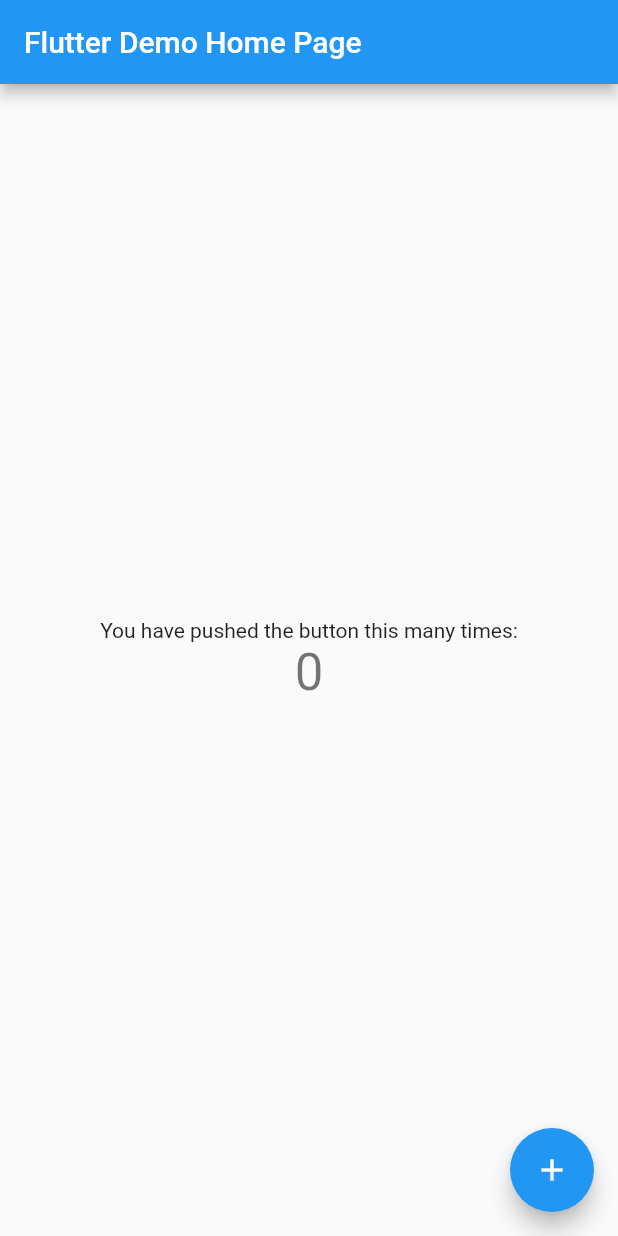
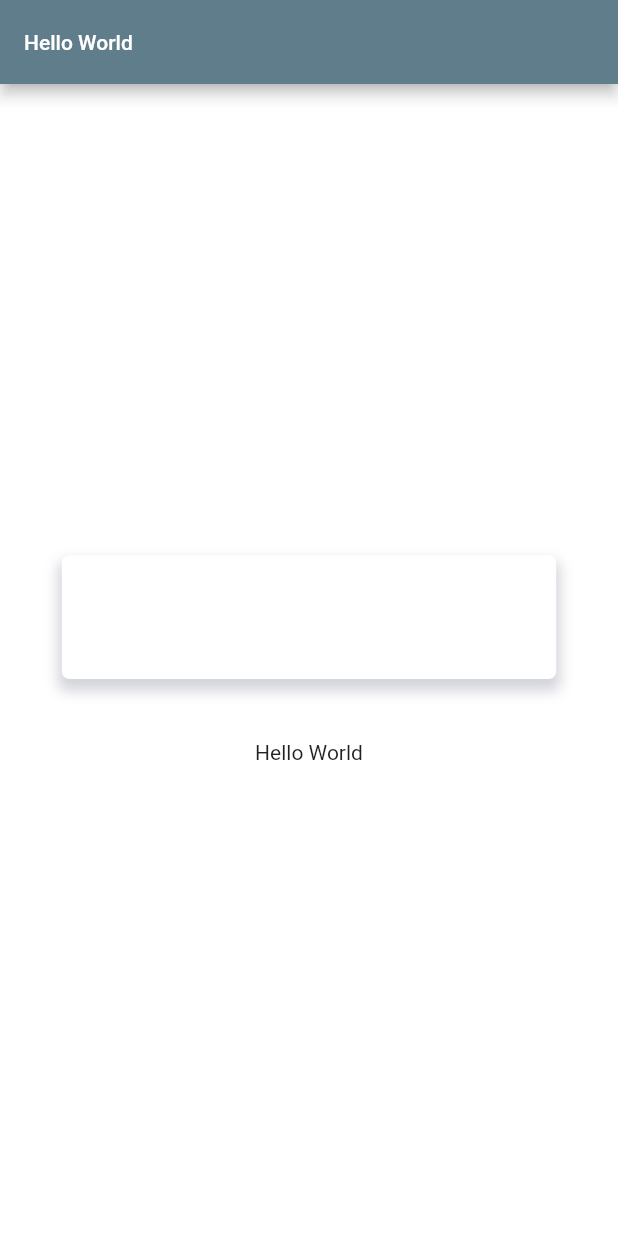
Before and after one commit to Donkelv/adsContainer, a Flutter app: the screen it shows after launch, on a phone screen of 412 x 824 dp. Run offline on Flutter 3.47's test engine with Material 2 defaults, Android fonts, the phone set to English and light mode, and no system bars.

Commit message:
complete design

```diff
--- a/lib/main.dart
+++ b/lib/main.dart
@@ -1,3 +1,4 @@
+import 'package:adscontainer/views/homeScreen.dart';
 import 'package:flutter/material.dart';
 
 void main() {
@@ -9,105 +10,13 @@
   @override
   Widget build(BuildContext context) {
     return MaterialApp(
-      title: 'Flutter Demo',
+      debugShowCheckedModeBanner: false,
+      title: 'Ads Container',
       theme: ThemeData(
-        // This is the theme of your application.
-        //
-        // Try running your application with "flutter run". You'll see the
-        // application has a blue toolbar. Then, without quitting the app, try
-        // changing the primarySwatch below to Colors.green and then invoke
-        // "hot reload" (press "r" in the console where you ran "flutter run",
-        // or simply save your changes to "hot reload" in a Flutter IDE).
-        // Notice that the counter didn't reset back to zero; the application
-        // is not restarted.
-        primarySwatch: Colors.blue,
+
+        primarySwatch:  Colors.blueGrey,
       ),
-      home: MyHomePage(title: 'Flutter Demo Home Page'),
+      home: HomeScreen()
     );
   }
 }
-
-class MyHomePage extends StatefulWidget {
-  MyHomePage({Key key, this.title}) : super(key: key);
-
-  // This widget is the home page of your application. It is stateful, meaning
-  // that it has a State object (defined below) that contains fields that affect
-  // how it looks.
-
-  // This class is the configuration for the state. It holds the values (in this
-  // case the title) provided by the parent (in this case the App widget) and
-  // used by the build method of the State. Fields in a Widget subclass are
-  // always marked "final".
-
-  final String title;
-
-  @override
-  _MyHomePageState createState() => _MyHomePageState();
-}
-
-class _MyHomePageState extends State<MyHomePage> {
-  int _counter = 0;
-
-  void _incrementCounter() {
-    setState(() {
-      // This call to setState tells the Flutter framework that something has
-      // changed in this State, which causes it to rerun the build method below
-      // so that the display can reflect the updated values. If we changed
-      // _counter without calling setState(), then the build method would not be
-      // called again, and so nothing would appear to happen.
-      _counter++;
-    });
-  }
-
-  @override
-  Widget build(BuildContext context) {
-    // This method is rerun every time setState is called, for instance as done
-    // by the _incrementCounter method above.
-    //
-    // The Flutter framework has been optimized to make rerunning build methods
-    // fast, so that you can just rebuild anything that needs updating rather
-    // than having to individually change instances of widgets.
-    return Scaffold(
-      appBar: AppBar(
-        // Here we take the value from the MyHomePage object that was created by
-        // the App.build method, and use it to set our appbar title.
-        title: Text(widget.title),
-      ),
-      body: Center(
-        // Center is a layout widget. It takes a single child and positions it
-        // in the middle of the parent.
-        child: Column(
-          // Column is also a layout widget. It takes a list of children and
-          // arranges them vertically. By default, it sizes itself to fit its
-          // children horizontally, and tries to be as tall as its parent.
-          //
-          // Invoke "debug painting" (press "p" in the console, choose the
-          // "Toggle Debug Paint" action from the Flutter Inspector in Android
-          // Studio, or the "Toggle Debug Paint" command in Visual Studio Code)
-          // to see the wireframe for each widget.
-          //
-          // Column has various properties to control how it sizes itself and
-          // how it positions its children. Here we use mainAxisAlignment to
-          // center the children vertically; the main axis here is the vertical
-          // axis because Columns are vertical (the cross axis would be
-          // horizontal).
-          mainAxisAlignment: MainAxisAlignment.center,
-          children: <Widget>[
-            Text(
-              'You have pushed the button this many times:',
-            ),
-            Text(
-              '$_counter',
-              style: Theme.of(context).textTheme.headline4,
-            ),
-          ],
-        ),
-      ),
-      floatingActionButton: FloatingActionButton(
-        onPressed: _incrementCounter,
-        tooltip: 'Increment',
-        child: Icon(Icons.add),
-      ), // This trailing comma makes auto-formatting nicer for build methods.
-    );
-  }
-}
--- /dev/null
+++ b/lib/views/homeScreen.dart
@@ -0,0 +1,53 @@
+import 'package:flutter/material.dart';
+
+
+
+class HomeScreen extends StatelessWidget {
+  @override
+  Widget build(BuildContext context) {
+    Size size = MediaQuery.of(context).size;
+    return Scaffold(
+      appBar: AppBar(
+        backgroundColor: Colors.blueGrey,
+        title: Text("Hello World", style: TextStyle(fontSize: 14.0, color: Colors.white,),),
+        leadingWidth: 0.0,
+        centerTitle: false,
+      ),
+      body: Container(
+        color: Colors.white,
+        height: size.height,
+        width: size.width,
+        child: Column(
+          mainAxisAlignment: MainAxisAlignment.center,
+          children: [
+            Padding(
+              padding:  EdgeInsets.symmetric(horizontal: size.width * 0.1),
+              child: Container(
+                width: size.width,
+                height: size.height * 0.1,
+                decoration: BoxDecoration(
+                  color: Colors.white,
+                  borderRadius: BorderRadius.circular(5.0),
+                  boxShadow: [
+                    BoxShadow(
+                      color: Color(0xFFD3D4DA),
+                      blurRadius: 7.0,
+                      spreadRadius: 2.0,
+                      offset: Offset(0.0, 6.0),
+                   ),
+                  ],
+                ),
+              ),
+            ),
+            SizedBox(
+              height: size.height * 0.05,
+            ),
+            Text("Hello World")
+
+          ],
+        ),
+      ),
+
+    );
+  }
+}
```
